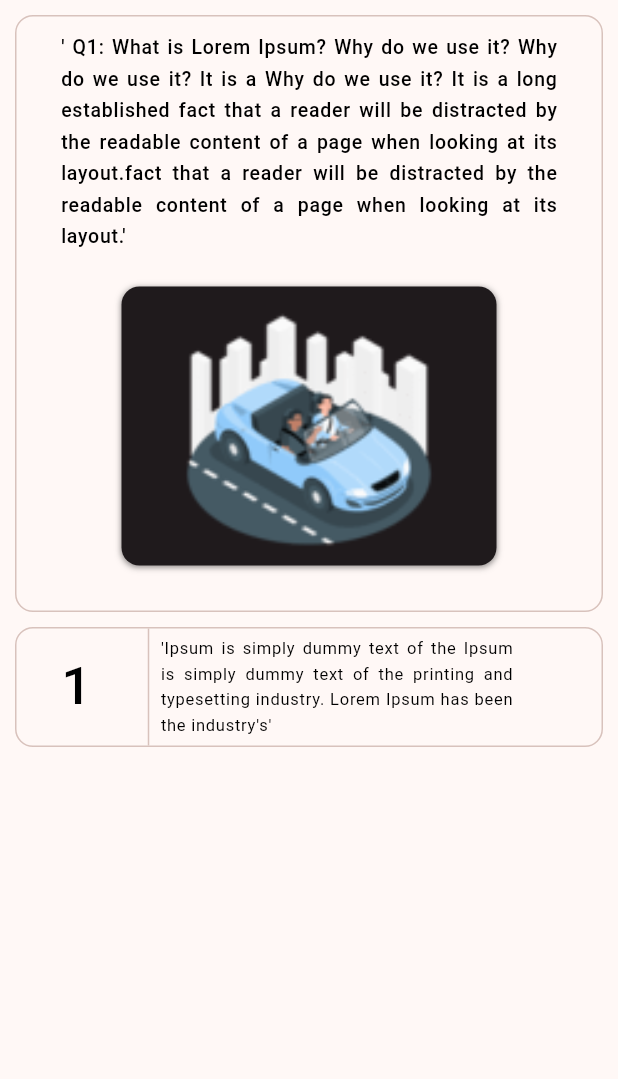
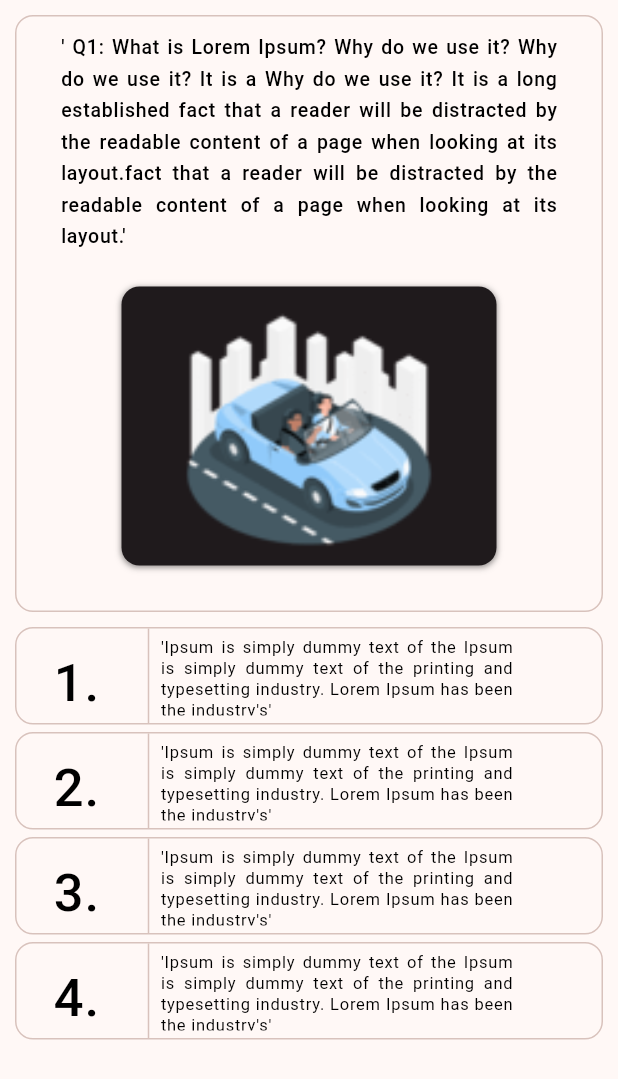
Before and after one commit to sacrilegioushero220/Learners-Choice-App, a Flutter app: the screen it shows after launch, on a phone screen of 412 x 824 dp. Shown: the top 1079 px of the screen. Run offline on Flutter 3.47's test engine with Material 2 defaults, Android fonts, the phone set to English and light mode, and no system bars; our stand-ins replace google_fonts.

```diff
--- a/lib/core/widgets/mock_test/option_card.dart
+++ b/lib/core/widgets/mock_test/option_card.dart
@@ -10,7 +10,7 @@ class OptionCard extends StatelessWidget {
   Widget build(BuildContext context) {
     return Container(
       width: MediaQuery.of(context).size.width,
-      height: 80,
+      height: 65,
       clipBehavior: Clip.antiAlias,
       decoration: ShapeDecoration(
         color: const Color(0xFFFFF8F6),
@@ -44,7 +44,8 @@ class OptionCard extends StatelessWidget {
           const VerticalDivider(
             color: Color(0xFFD8C2BC),
           ),
-          SizedBox(
+          Container(
+            padding: const EdgeInsets.only(bottom: 5, top: 5),
             width: 235,
             child: Expanded(
                 child: Text(
@@ -54,7 +55,7 @@ class OptionCard extends StatelessWidget {
                 fontSize: 11,
                 fontFamily: 'Roboto',
                 fontWeight: FontWeight.w400,
-                height: 1.5,
+                height: 1.3,
               ),
               textAlign: TextAlign.justify,
             )),
--- a/lib/features/learners_test/presentation/mock_test_screen.dart
+++ b/lib/features/learners_test/presentation/mock_test_screen.dart
@@ -1,6 +1,6 @@
 import 'package:flutter/material.dart';
 import 'package:learners_choice_app/core/constants/text.dart';
-import 'package:learners_choice_app/core/widgets/mock_test/mock_test_cards.dart';
+import 'package:learners_choice_app/core/widgets/mock_test/question_card.dart';
 import 'package:learners_choice_app/core/widgets/mock_test/option_card.dart';
 
 class MockTestScreen extends StatelessWidget {
@@ -26,7 +26,28 @@ class MockTestScreen extends StatelessWidget {
                   ),
                   OptionCard(
                     optionDescription: option,
-                    optionNumber: "1",
+                    optionNumber: "1.",
+                  ),
+                  const SizedBox(
+                    height: 5,
+                  ),
+                  OptionCard(
+                    optionDescription: option,
+                    optionNumber: "2.",
+                  ),
+                  const SizedBox(
+                    height: 5,
+                  ),
+                  OptionCard(
+                    optionDescription: option,
+                    optionNumber: "3.",
+                  ),
+                  const SizedBox(
+                    height: 5,
+                  ),
+                  OptionCard(
+                    optionDescription: option,
+                    optionNumber: "4.",
                   )
                 ],
               ),
```
Also changed, not shown: lib/core/widgets/mock_test/timer_count_down.dart (added, +23 -0 lines), lib/core/widgets/mock_test/question_card.dart (renamed from lib/core/widgets/mock_test/mock_test_cards.dart).
